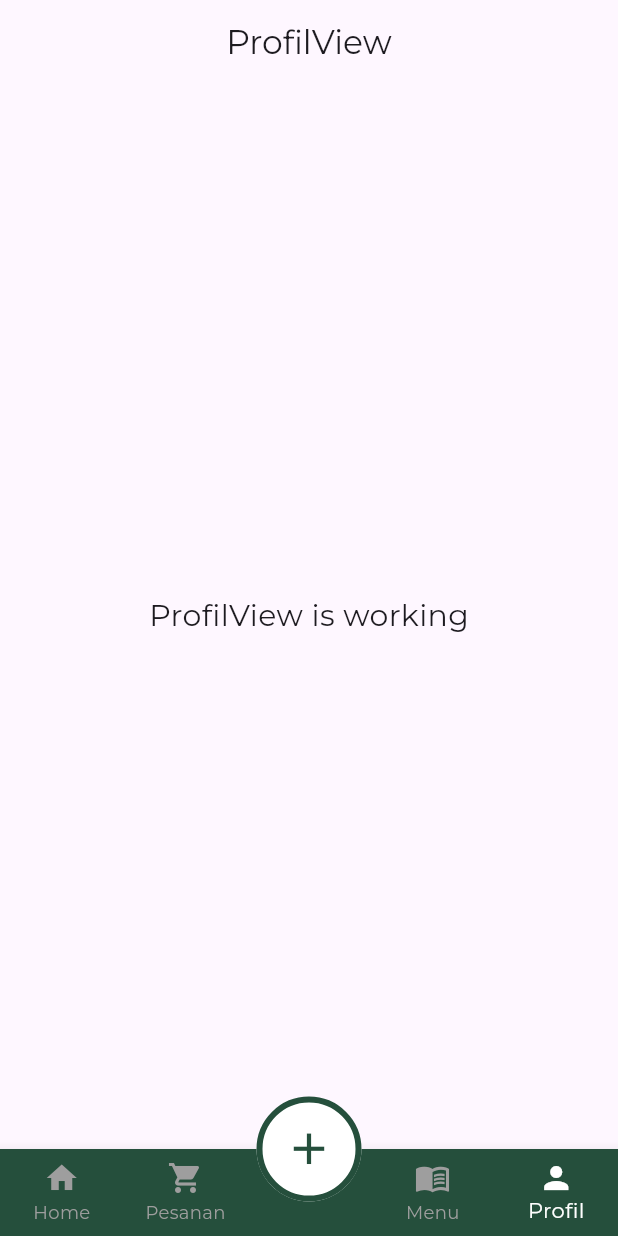
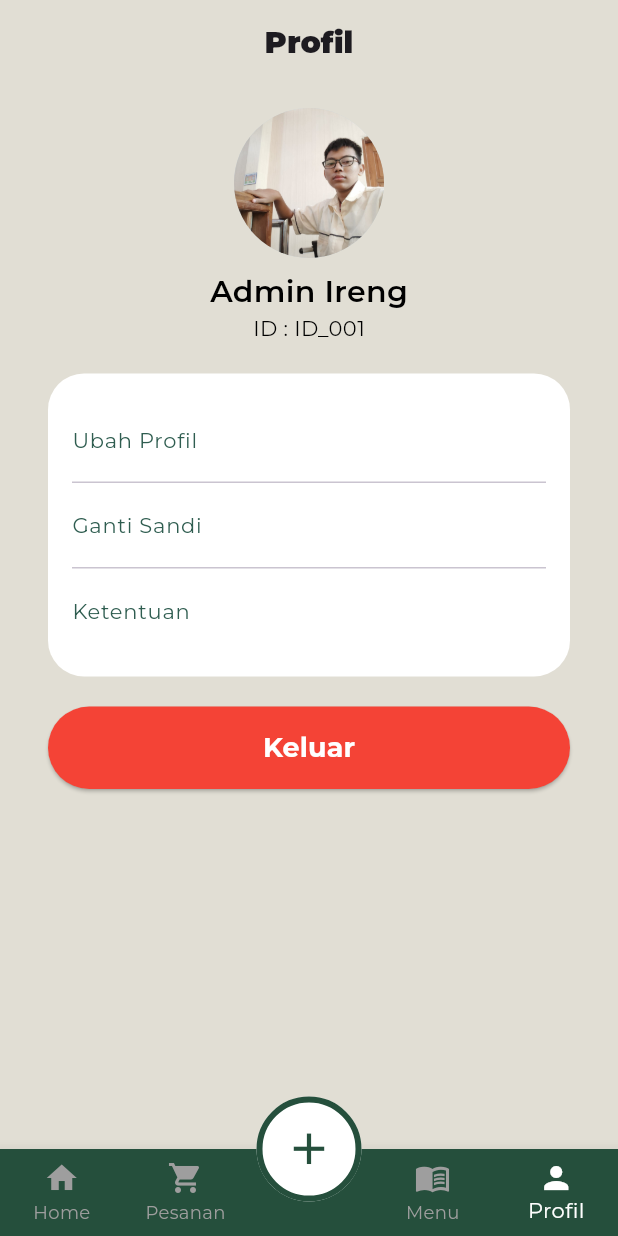
Before and after one commit to hafizprasejarah/bu_sri_dapur, a Flutter app: the screen it shows after launch, swiped to page 5, on a phone screen of 412 x 824 dp. Run offline on Flutter 3.47's test engine with Material 3 defaults, Android fonts, the phone set to English and light mode, and no system bars; our stand-ins replace carousel_slider, get, google_fonts, image_picker; project files that could hold a hidden picture were left out.

Commit message:
working on the profile and setup to the firebase

```diff
--- a/lib/app/modules/editmenu/views/editmenu_view.dart
+++ b/lib/app/modules/editmenu/views/editmenu_view.dart
@@ -4,7 +4,6 @@ import '../controllers/editmenu_controller.dart';
 
 class EditmenuView extends GetView<EditmenuController> {
   const EditmenuView({super.key});
-
 
   @override
   Widget build(BuildContext context) {
--- a/lib/app/modules/pemesanan/controllers/pemesanan_controller.dart
+++ b/lib/app/modules/pemesanan/controllers/pemesanan_controller.dart
@@ -1,7 +1,6 @@
 import 'package:get/get.dart';
 
 class PemesananController extends GetxController {
-  //TODO: Implement PemesananController
 
   final count = 0.obs;
   @override
--- a/lib/app/modules/pemesanan/views/pemesanan_view.dart
+++ b/lib/app/modules/pemesanan/views/pemesanan_view.dart
@@ -20,6 +20,7 @@ class PemesananView extends GetView<PemesananController> {
         backgroundColor: Colors.transparent,
         elevation: 0,
       ),
+
       body: SingleChildScrollView(
         padding: EdgeInsets.all(20),
         child: Column(
--- a/lib/app/modules/pesanan/controllers/pesanan_controller.dart
+++ b/lib/app/modules/pesanan/controllers/pesanan_controller.dart
@@ -1,7 +1,6 @@
 import 'package:get/get.dart';
 
 class PesananController extends GetxController {
-  // ================== VIEW SWITCHING ==================
   RxString selectedView = "Makanan".obs;
 
   RxList<bool> selectedMakanan = <bool>[].obs;
--- a/lib/app/modules/pesanan/views/pesanan_view.dart
+++ b/lib/app/modules/pesanan/views/pesanan_view.dart
@@ -25,7 +25,7 @@ class PesananView extends GetView<PesananController> {
               controller.showOrderBar.value = false;
               controller.showDetailBottom.value = false;
 
-              // RESET DATA ORDER
+
               controller.selectedMakanan.value =
               List<bool>.filled(controller.makanan.length, false);
 
@@ -46,11 +46,11 @@ class PesananView extends GetView<PesananController> {
           return GestureDetector(
             behavior: HitTestBehavior.opaque,
             onTap: () {
+
               controller.StatusPembayaran.value = "";
               controller.showOrderBar.value = false;
               controller.showDetailBottom.value = false;
 
-              // RESET DATA ORDER
               controller.selectedMakanan.value =
               List<bool>.filled(controller.makanan.length, false);
 
@@ -351,7 +351,7 @@ Widget _orderDetailBottomBar() {
         ),
         const SizedBox(height: 8),
 
-        // LIST PESANAN (lebih besar)
+
         Expanded(
           child: ListView.builder(
             padding: EdgeInsets.zero,
--- a/lib/app/modules/profil/views/profil_view.dart
+++ b/lib/app/modules/profil/views/profil_view.dart
@@ -9,16 +9,131 @@ class ProfilView extends GetView<ProfilController> {
   @override
   Widget build(BuildContext context) {
     return Scaffold(
+      backgroundColor: Color(0xFFE1DED4),
       appBar: AppBar(
-        title: const Text('ProfilView'),
+        title: Text("Profil", style: TextStyle(
+          fontWeight: FontWeight.w900,
+          fontSize: 20,
+        ),),
         centerTitle: true,
+        backgroundColor: Colors.transparent,
+        elevation: 0,
       ),
-      body: const Center(
-        child: Text(
-          'ProfilView is working',
-          style: TextStyle(fontSize: 20),
+      body: Padding(
+        padding: EdgeInsetsGeometry.all(16),
+        child: Column(
+          children: [
+            profileAdmin(),
+
+            const SizedBox(height: 20,),
+
+            Padding(padding: EdgeInsets.symmetric(horizontal: 16),
+              child: Container(
+                width: double.infinity,
+                padding: const EdgeInsets.symmetric(vertical: 16),
+                decoration: BoxDecoration(
+                  color: Colors.white,
+                  borderRadius: BorderRadius.circular(24),
+                ),
+                child: Column(
+                  children: [
+                    _menuItem("Ubah Profil", () {}),
+                    _divider(),
+                    _menuItem("Ganti Sandi", () {}),
+                    _divider(),
+                    _menuItem("Ketentuan", () {}),
+                  ],
+                ),
+              ),
+            ),
+
+          const SizedBox(height: 20),
+
+            Padding(padding: EdgeInsets.symmetric(horizontal: 16),
+              child: SizedBox(
+                width: double.infinity,
+                height: 55,
+                child: ElevatedButton(
+                  onPressed: () {
+                    // TODO: logout firebase
+                  },
+                  style: ElevatedButton.styleFrom(
+                    backgroundColor: Colors.red,
+                    shape: RoundedRectangleBorder(
+                      borderRadius: BorderRadius.circular(30),
+                    ),
+                  ),
+                  child: const Text(
+                    "Keluar",
+                    style: TextStyle(
+                      fontSize: 18,
+                      fontWeight: FontWeight.bold,
+                      color: Colors.white,
+                    ),
+                  ),
+                ),
+              ),
+            ),
+            const SizedBox(height: 24),
+          ],
         ),
       ),
     );
   }
 }
+
+Widget profileAdmin () {
+  return Column(
+    children: [
+      CircleAvatar(
+        radius: 50,
+        backgroundColor: Colors.blueGrey.shade100,
+        backgroundImage:
+        AssetImage('assets/images/Admin.jpg'),
+      ),
+
+      SizedBox(height: 8),
+
+      Column(
+          crossAxisAlignment: CrossAxisAlignment.center,
+          children: [
+            Text(
+              "Admin Ireng",
+              style: TextStyle(
+                color: Colors.black,
+                fontWeight: FontWeight.w600,
+                fontSize: 20,
+              ),
+            ),
+            Text(
+              "ID : ID_001",
+              style: TextStyle(
+                color: Colors.black,
+                fontSize: 14,
+              ),
+            )
+          ]),
+    ],
+  );
+}
+
+
+Widget _menuItem(String title, VoidCallback onTap) {
+  return ListTile(
+    title: Text(
+      title,
+      style: const TextStyle(
+        fontSize: 14,
+        color: Color(0xFF2F5D50),
+      ),
+    ),
+    onTap: onTap,
+  );
+}
+
+Widget _divider() {
+  return const Padding(
+    padding: EdgeInsets.symmetric(horizontal: 16),
+    child: Divider(height: 1),
+  );
+}
--- a/lib/app/routes/app_routes.dart
+++ b/lib/app/routes/app_routes.dart
@@ -13,6 +13,7 @@ abstract class Routes {
   static const PEMBAYARAN = _Paths.PEMBAYARAN;
   static const TAMBAHMENU = _Paths.TAMBAHMENU;
   static const EDITMENU = _Paths.EDITMENU;
+  static const RE_ORDER = _Paths.RE_ORDER;
 }
 
 abstract class _Paths {
@@ -27,4 +28,5 @@ abstract class _Paths {
   static const PEMBAYARAN = '/pembayaran';
   static const TAMBAHMENU = '/tambahmenu';
   static const EDITMENU = '/editmenu';
+  static const RE_ORDER = '/re-order';
 }
--- a/pubspec.yaml
+++ b/pubspec.yaml
@@ -39,6 +39,11 @@ dependencies:
   carousel_slider: ^5.1.1
   google_fonts: ^6.3.3
   image_picker: ^1.2.1
+
+  firebase_core: ^4.3.0
+  firebase_auth: ^6.1.3
+  cloud_firestore: ^6.1.1
+  firebase_storage: ^13.0.5
 
 dev_dependencies:
   flutter_test:
```
Also changed, not shown: lib/app/modules/re-order/bindings/re_order_binding.dart (added, +12 -0 lines), lib/app/modules/re-order/controllers/re_order_controller.dart (added, +33 -0 lines), lib/app/modules/re-order/views/re_order_view.dart (added, +179 -0 lines), lib/app/routes/app_pages.dart (+7 -0 lines), pubspec.lock, 3 other files.
